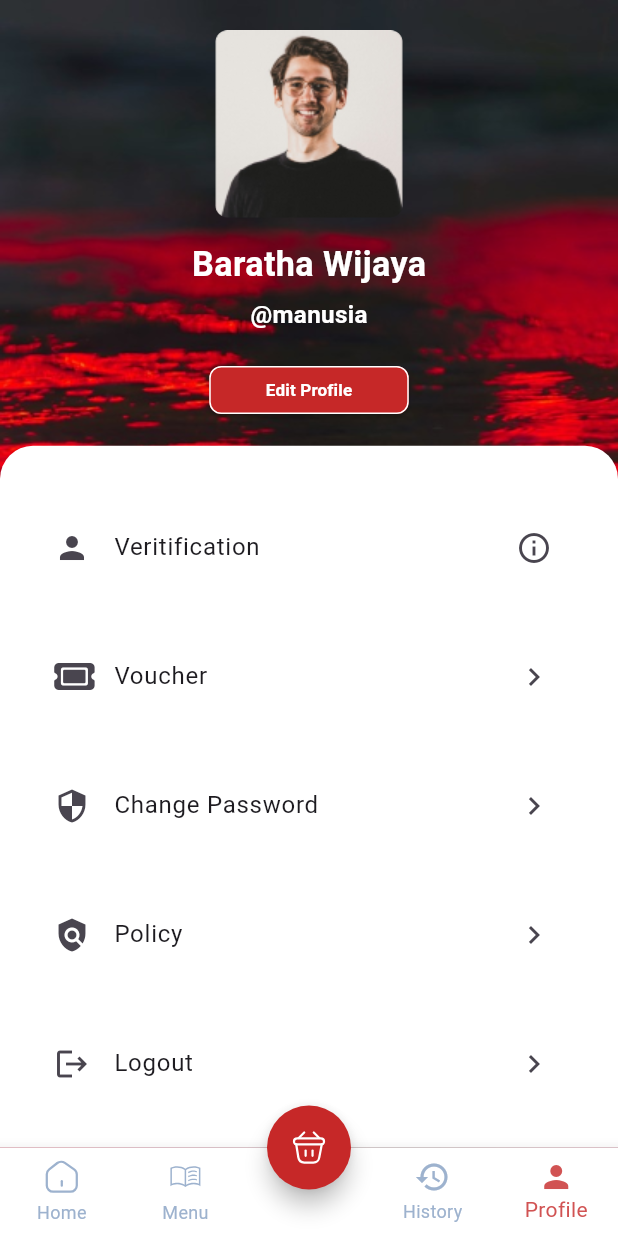
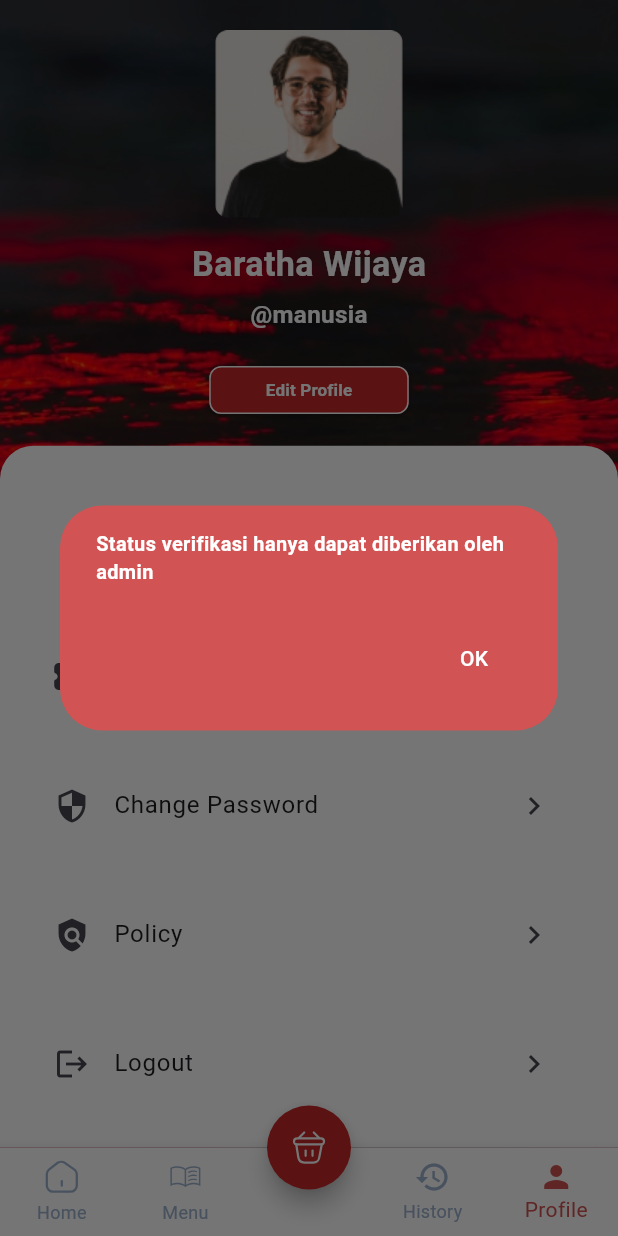
Before and after one commit to Shade2012/warmindo_user_ui, a Flutter app: the BottomNavbar screen opened by its route, item 5 of the bottom bar chosen, after a tap on "Veritification", on a phone screen of 412 x 824 dp. Run offline on Flutter 3.47's test engine with Material 3 defaults, Android fonts, the phone set to English and light mode, and no system bars; our stand-ins replace flutter_svg, font_awesome_flutter, get, google_fonts, smooth_page_indicator; Roboto replaces fonts that are missing (Oxygen).

Commit message:
style: [AF] add verify status

```diff
--- a/lib/pages/profile_page/view/profile_page.dart
+++ b/lib/pages/profile_page/view/profile_page.dart
@@ -6,6 +6,7 @@ import 'package:warmindo_user_ui/routes/AppPages.dart';
 import 'package:warmindo_user_ui/utils/themes/color_themes.dart';
 import 'package:warmindo_user_ui/utils/themes/image_themes.dart';
 import 'package:warmindo_user_ui/utils/themes/textstyle_themes.dart';
+import 'package:warmindo_user_ui/widget/popup_veritification.dart';
 
 class ProfilePage extends StatelessWidget {
   const ProfilePage({Key? key});
@@ -102,7 +103,12 @@ class ProfilePage extends StatelessWidget {
                         title: Text('Veritification'),
                         trailing: Icon(Icons.info_outlined),
                         onTap: () {
-                          // Aksi saat item di tap
+                          showDialog(
+                            context: context,
+                            builder: (BuildContext context) {
+                              return VerificationStatusPopup();
+                            },
+                          );
                         },
                       ),
                       SizedBox(height: 30),
--- a/lib/utils/themes/color_themes.dart
+++ b/lib/utils/themes/color_themes.dart
@@ -45,4 +45,7 @@ class ColorResources {
   //Voucher
   static const Color voucherbtnDetail = Color(0xFF00A549);
   static const Color vouchercircleIcon = Color(0xFFB0E4DD);
+
+  //Verify Status
+  static const Color verifyStatus = Color(0xFFD15353);
 }
--- a/lib/utils/themes/textstyle_themes.dart
+++ b/lib/utils/themes/textstyle_themes.dart
@@ -146,3 +146,9 @@ TextStyle whitevoucherTextStyle = GoogleFonts.oxygen(
         color: secondaryTextColor,
         fontWeight: FontWeight.bold,
         fontSize: figmaFontsize(14)));
+
+TextStyle verifyStatusTextStyle = GoogleFonts.oxygen(
+    textStyle: TextStyle(
+        color: secondaryTextColor,
+        fontWeight: FontWeight.bold,
+        fontSize: figmaFontsize(14)));
--- /dev/null
+++ b/lib/widget/popup_veritification.dart
@@ -0,0 +1,27 @@
+import 'package:flutter/material.dart';
+import 'package:warmindo_user_ui/utils/themes/color_themes.dart';
+import 'package:warmindo_user_ui/utils/themes/textstyle_themes.dart';
+
+class VerificationStatusPopup extends StatelessWidget {
+  @override
+  Widget build(BuildContext context) {
+    return AlertDialog(
+      backgroundColor: ColorResources.verifyStatus, // Warna latar belakang
+      content: Text(
+        "Status verifikasi hanya dapat diberikan oleh admin",
+        style: verifyStatusTextStyle, // Warna teks
+      ),
+      actions: <Widget>[
+        TextButton(
+          onPressed: () {
+            Navigator.of(context).pop();
+          },
+          child: Text(
+            "OK",
+            style: TextStyle(color: Colors.white), // Warna teks tombol
+          ),
+        ),
+      ],
+    );
+  }
+}
```
